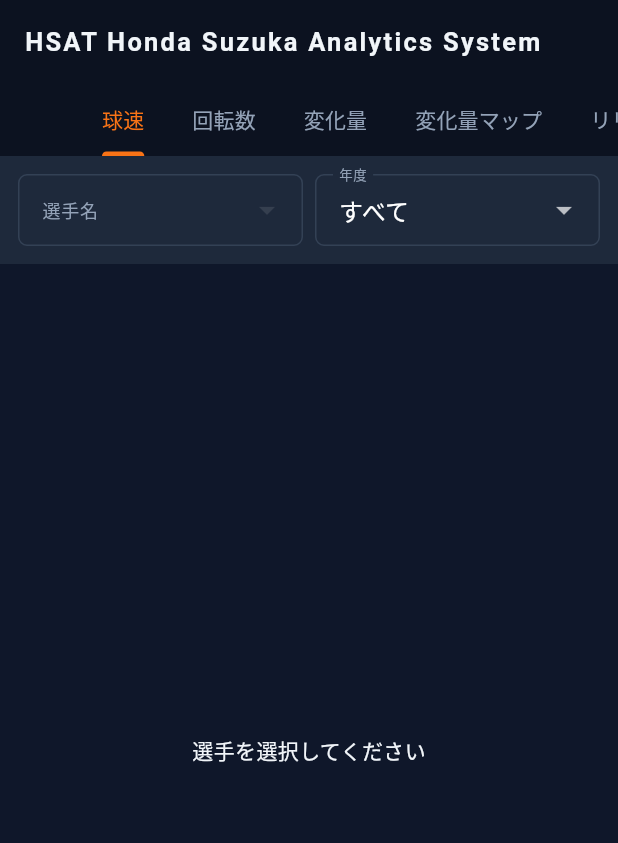
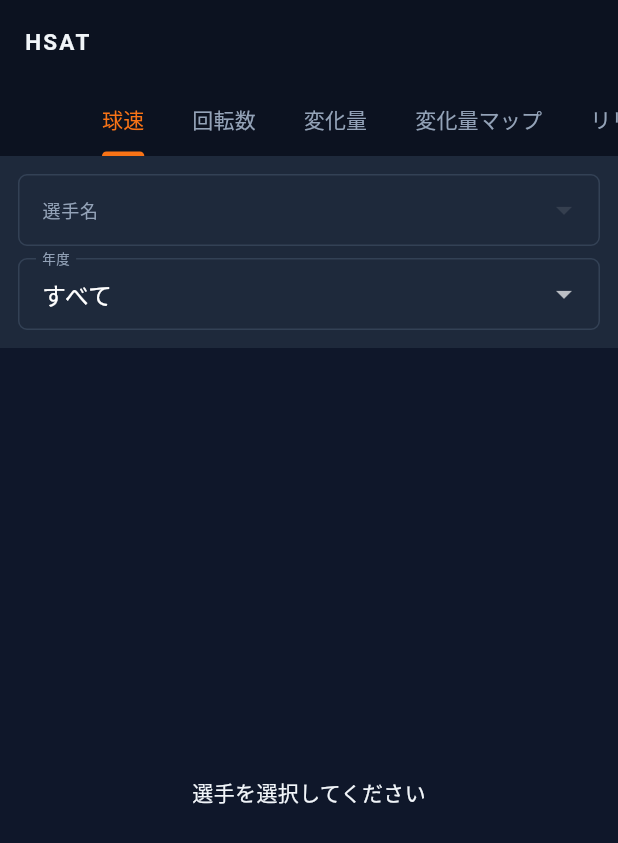
Before and after one commit to shotameguro/hsat-baseball-app, a Flutter app: the screen it shows after launch, on a phone screen of 412 x 824 dp. Shown: the top 843 px of the screen. Run offline on Flutter 3.47's test engine with Material 3 defaults, Android fonts, the phone set to English and light mode, and no system bars; our stand-ins replace fl_chart; network calls fail.

Commit message:
Add mobile responsive layout for smartphone users
- AppBar title shortens to "HSAT" on screens narrower than 500px
- Player/year selectors stack vertically on narrow screens (< 480px)
- Chart height scales down to 65% on narrow screens
- Double chart page (変化量) stacks vertically on narrow screens

Co-Authored-By: Claude Sonnet 4.6 <noreply@anthropic.com>

```diff
--- a/lib/main.dart
+++ b/lib/main.dart
@@ -294,7 +294,13 @@ class _YakyuAppState extends State<YakyuApp> {
       length: 10,
       child: Scaffold(
         appBar: AppBar(
-          title: const Text("HSAT Honda Suzuka Analytics System", style: TextStyle(color: _textPri, fontSize: 17, fontWeight: FontWeight.bold, letterSpacing: 1.5)),
+          title: Builder(builder: (context) {
+            final isNarrow = MediaQuery.of(context).size.width < 500;
+            return Text(
+              isNarrow ? "HSAT" : "HSAT Honda Suzuka Analytics System",
+              style: TextStyle(color: _textPri, fontSize: isNarrow ? 15 : 17, fontWeight: FontWeight.bold, letterSpacing: 1.5),
+            );
+          }),
           bottom: const TabBar(
             isScrollable: true,
             tabs: [Tab(text: "球速"), Tab(text: "回転数"), Tab(text: "変化量"), Tab(text: "変化量マップ"), Tab(text: "リリース"), Tab(text: "位置3D"), Tab(text: "チルト"), Tab(text: "軌道"), Tab(text: "レポート"), Tab(text: "管理者")],
@@ -333,10 +339,10 @@ class _YakyuAppState extends State<YakyuApp> {
     return Container(
       padding: const EdgeInsets.all(12),
       color: _surface,
-      child: Row(
-        children: [
-          Expanded(
-            child: DropdownButtonFormField<String>(
+      child: LayoutBuilder(
+        builder: (context, constraints) {
+          final isNarrow = constraints.maxWidth < 480;
+          final playerField = DropdownButtonFormField<String>(
             value: players.contains(selectedPlayer) ? selectedPlayer : null,
             decoration: const InputDecoration(labelText: "選手名", filled: true, fillColor: _surface),
             items: players.map((p) => DropdownMenuItem(value: p, child: Text(p))).toList(),
@@ -344,11 +350,8 @@ class _YakyuAppState extends State<YakyuApp> {
               setState(() => selectedPlayer = v);
               fetchAnalysis(v!, selectedYear);
             },
-            ),
-          ),
-          const SizedBox(width: 8),
-          Expanded(
-            child: DropdownButtonFormField<String>(
+          );
+          final yearField = DropdownButtonFormField<String>(
             value: years.contains(selectedYear) ? selectedYear : "すべて",
             decoration: const InputDecoration(labelText: "年度", filled: true, fillColor: _surface),
             items: years.map((y) => DropdownMenuItem(value: y, child: Text(y))).toList(),
@@ -356,14 +359,23 @@ class _YakyuAppState extends State<YakyuApp> {
               setState(() => selectedYear = v!);
               fetchAnalysis(selectedPlayer!, v!);
             },
-            ),
-          ),
-        ],
+          );
+          if (isNarrow) {
+            return Column(children: [playerField, const SizedBox(height: 8), yearField]);
+          }
+          return Row(children: [
+            Expanded(child: playerField),
+            const SizedBox(width: 8),
+            Expanded(child: yearField),
+          ]);
+        },
       ),
     );
   }
 
   Widget _buildGraph(String key, Color baseColor, {double height = 300}) {
+    final screenWidth = MediaQuery.of(context).size.width;
+    final effectiveHeight = screenWidth < 480 ? height * 0.65 : height;
     List<dynamic> chartData = List.from(analysisData)
       ..sort((a, b) => a['date'].toString().compareTo(b['date'].toString()));
 
@@ -464,7 +476,7 @@ class _YakyuAppState extends State<YakyuApp> {
           ),
         ),
         Container(
-          height: height,
+          height: effectiveHeight,
           padding: const EdgeInsets.fromLTRB(10, 10, 20, 5),
           child: LineChart(
             LineChartData(
@@ -594,25 +606,23 @@ class _YakyuAppState extends State<YakyuApp> {
     final grouped = groupBy(analysisData, (dynamic o) => o['date'].toString());
     final sortedDates = grouped.keys.toList()..sort((a, b) => b.compareTo(a));
     return Column(children: [
-      Row(
-        crossAxisAlignment: CrossAxisAlignment.start,
-        children: [
-          Expanded(child: Column(mainAxisSize: MainAxisSize.min, children: [
-            const Padding(
-              padding: EdgeInsets.symmetric(vertical: 4),
-              child: Text("縦変化量", style: TextStyle(fontWeight: FontWeight.bold, fontSize: 13)),
-            ),
+      LayoutBuilder(builder: (context, constraints) {
+        final vertCol = Column(mainAxisSize: MainAxisSize.min, children: [
+          const Padding(padding: EdgeInsets.symmetric(vertical: 4), child: Text("縦変化量", style: TextStyle(fontWeight: FontWeight.bold, fontSize: 13))),
           _buildGraph(k1, Colors.green),
-          ])),
-          Expanded(child: Column(mainAxisSize: MainAxisSize.min, children: [
-            const Padding(
-              padding: EdgeInsets.symmetric(vertical: 4),
-              child: Text("横変化量", style: TextStyle(fontWeight: FontWeight.bold, fontSize: 13)),
-            ),
+        ]);
+        final horizCol = Column(mainAxisSize: MainAxisSize.min, children: [
+          const Padding(padding: EdgeInsets.symmetric(vertical: 4), child: Text("横変化量", style: TextStyle(fontWeight: FontWeight.bold, fontSize: 13))),
           _buildGraph(k2, Colors.red),
-          ])),
-        ],
-      ),
+        ]);
+        if (constraints.maxWidth < 480) {
+          return Column(children: [vertCol, horizCol]);
+        }
+        return Row(crossAxisAlignment: CrossAxisAlignment.start, children: [
+          Expanded(child: vertCol),
+          Expanded(child: horizCol),
+        ]);
+      }),
       const Divider(),
       Expanded(child: ListView.builder(
         itemCount: sortedDates.length,
```
Also changed, not shown: 2 other files. Lines whose indentation alone changed are shown as unchanged.
